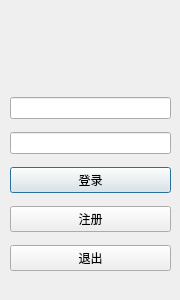
The window that MoMoWord/mosignindialog.ui (KailinLi/MoMoWord) describes before a commit, drawn with Qt 5.
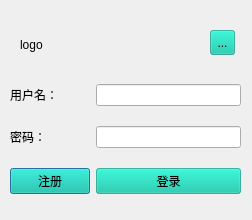
The same window after the commit. Icons and pictures are not drawn.

```diff
--- a/MoMoWord/mosignindialog.ui
+++ b/MoMoWord/mosignindialog.ui
@@ -6,8 +6,8 @@
    <rect>
     <x>0</x>
     <y>0</y>
-    <width>180</width>
-    <height>300</height>
+    <width>252</width>
+    <height>220</height>
    </rect>
   </property>
   <property name="windowTitle">
@@ -17,41 +17,87 @@
    <property name="geometry">
     <rect>
      <x>10</x>
-     <y>90</y>
-     <width>161</width>
-     <height>191</height>
+     <y>70</y>
+     <width>231</width>
+     <height>141</height>
     </rect>
    </property>
-   <layout class="QVBoxLayout" name="verticalLayout">
-    <item>
-     <widget class="QLineEdit" name="nameLineEdit"/>
-    </item>
-    <item>
+   <layout class="QGridLayout" name="gridLayout">
+    <item row="1" column="1">
      <widget class="QLineEdit" name="passwdLineEdit"/>
     </item>
-    <item>
-     <widget class="QPushButton" name="loginBtn">
-      <property name="text">
-       <string>登录</string>
-      </property>
-     </widget>
+    <item row="0" column="1">
+     <widget class="QLineEdit" name="nameLineEdit"/>
     </item>
-    <item>
+    <item row="6" column="0">
      <widget class="QPushButton" name="signupBtn">
+      <property name="styleSheet">
+       <string notr="true">background-color: rgb(0, 190, 159, 60%)</string>
+      </property>
       <property name="text">
        <string>注册</string>
       </property>
      </widget>
     </item>
-    <item>
-     <widget class="QPushButton" name="quitBtn">
+    <item row="1" column="0">
+     <widget class="QLabel" name="passwdLabel">
       <property name="text">
-       <string>退出</string>
+       <string>密码：</string>
+      </property>
+     </widget>
+    </item>
+    <item row="6" column="1">
+     <widget class="QPushButton" name="loginBtn">
+      <property name="styleSheet">
+       <string notr="true">background-color: rgb(0, 190, 159, 60%)</string>
+      </property>
+      <property name="text">
+       <string>登录</string>
+      </property>
+     </widget>
+    </item>
+    <item row="0" column="0">
+     <widget class="QLabel" name="nameLabel">
+      <property name="text">
+       <string>用户名：</string>
       </property>
      </widget>
     </item>
    </layout>
   </widget>
+  <widget class="QToolButton" name="connectBtn">
+   <property name="geometry">
+    <rect>
+     <x>210</x>
+     <y>30</y>
+     <width>25</width>
+     <height>25</height>
+    </rect>
+   </property>
+   <property name="styleSheet">
+    <string notr="true">background-color: rgb(0, 190, 159, 60%)</string>
+   </property>
+   <property name="text">
+    <string>...</string>
+   </property>
+   <property name="icon">
+    <iconset resource="images.qrc">
+     <normaloff>:/images/set.png</normaloff>:/images/set.png</iconset>
+   </property>
+  </widget>
+  <widget class="QLabel" name="logoLabel">
+   <property name="geometry">
+    <rect>
+     <x>20</x>
+     <y>20</y>
+     <width>50</width>
+     <height>50</height>
+    </rect>
+   </property>
+   <property name="text">
+    <string>logo</string>
+   </property>
+  </widget>
  </widget>
  <resources/>
  <connections/>
```
Left out of the diff: 6 changed lines with no effect on the pictures.
